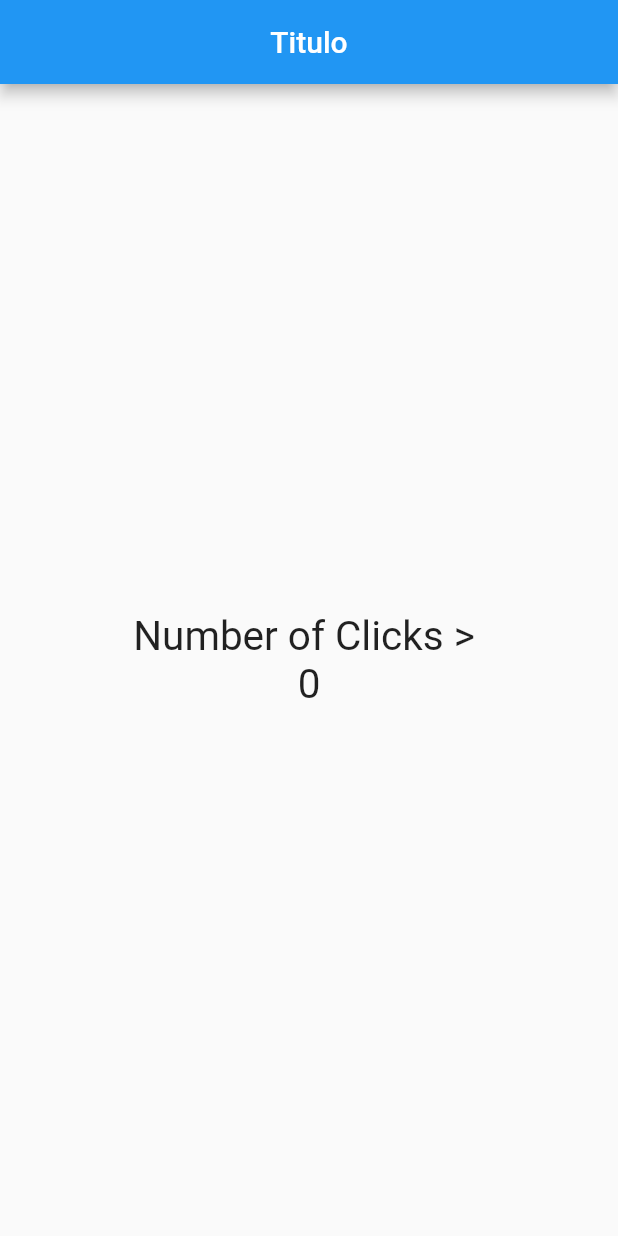
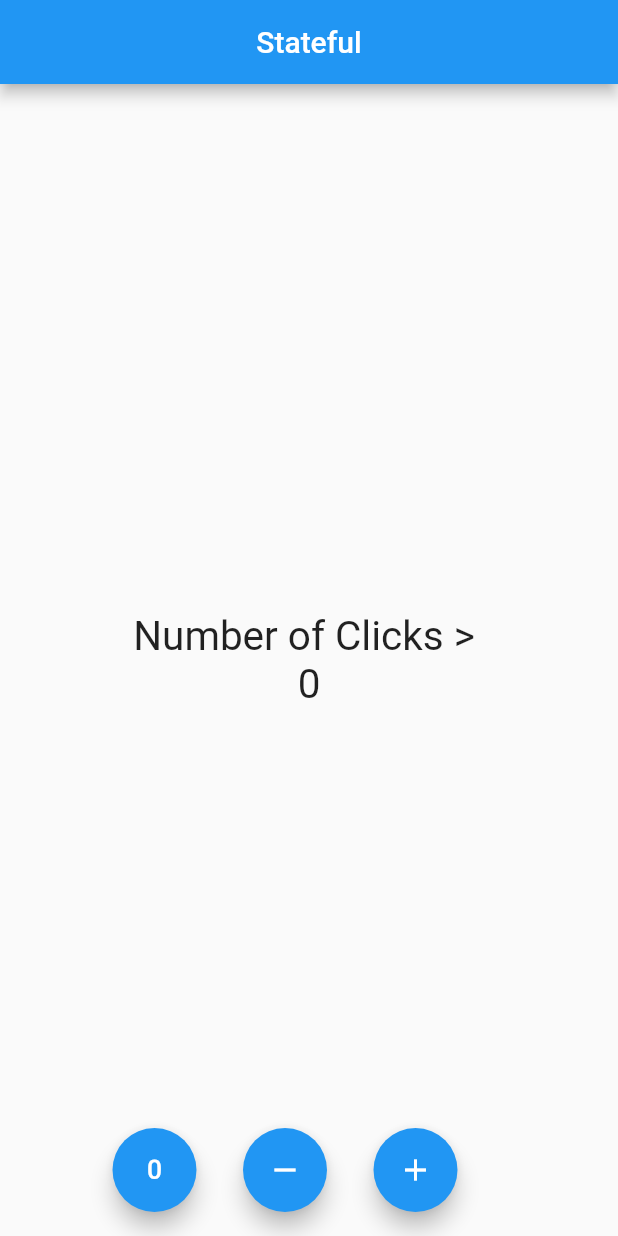
Before and after one commit to danielalfaro54/Flutter_App1, a Flutter app: the screen it shows after launch, on a phone screen of 412 x 824 dp. Run offline on Flutter 3.47's test engine with Material 2 defaults, Android fonts, the phone set to English and light mode, and no system bars.

Commit message:
25/02/2021

```diff
--- a/lib/src/app.dart
+++ b/lib/src/app.dart
@@ -1,5 +1,6 @@
 import 'package:flutter/material.dart';
-import 'package:flutter1/src/pages/home_page.dart';
+import 'package:flutter1/src/pages/counter_page.dart';
+//import 'package:flutter1/src/pages/home_page.dart';
 
 class MyApp extends StatelessWidget {
   // This widget is the root of your application.
@@ -7,8 +8,10 @@ class MyApp extends StatelessWidget {
   @override
   Widget build(BuildContext context) {
     return MaterialApp(
+      debugShowCheckedModeBanner: false,
       home: Center(
-        child: HomePage(),
+        //child: HomePage(),
+        child: CounterPage(),
       ),
     );
 
--- /dev/null
+++ b/lib/src/pages/counter_page.dart
@@ -0,0 +1,58 @@
+import 'package:flutter/material.dart';
+
+class CounterPage extends StatefulWidget {
+  @override
+  createState() {
+    return _CounterPageState();
+  }
+}
+
+class _CounterPageState extends State<CounterPage> {
+  final _estiloText = new TextStyle(fontSize: 27);
+
+  int _conteo = 0;
+
+  @override
+  Widget build(BuildContext context) {
+    return Scaffold(
+        appBar: AppBar(
+          title: Text('Stateful'),
+          centerTitle: true,
+        ),
+        body: Center(
+            child: Column(
+          mainAxisAlignment: MainAxisAlignment.center,
+          children: [
+            Text('Number of Clicks > ', style: _estiloText),
+            Text('$_conteo', style: _estiloText),
+          ],
+        )),
+        floatingActionButton: _crearBotones());
+  }
+
+  Widget _crearBotones() {
+    return Row(
+      mainAxisAlignment: MainAxisAlignment.center,
+      children: <Widget>[
+        FloatingActionButton(
+            child: Icon(Icons.exposure_zero), onPressed: _reset),
+        SizedBox(width: 31),
+        FloatingActionButton(child: Icon(Icons.remove), onPressed: _remove),
+        SizedBox(width: 31),
+        FloatingActionButton(child: Icon(Icons.add), onPressed: _add),
+      ],
+    );
+  }
+
+  void _add() {
+    setState(() => _conteo++);
+  }
+
+  void _remove() {
+    setState(() => _conteo--);
+  }
+
+  void _reset() {
+    setState(() => _conteo = 0);
+  }
+}
--- a/lib/src/pages/home_page.dart
+++ b/lib/src/pages/home_page.dart
@@ -1,9 +1,9 @@
-import 'dart:html';
-
 import 'package:flutter/material.dart';
 
 class HomePage extends StatelessWidget {
   final estiloText = new TextStyle(fontSize: 27);
+
+  final conteo = 0;
 
   @override
   Widget build(BuildContext context) {
@@ -17,9 +17,14 @@ class HomePage extends StatelessWidget {
         mainAxisAlignment: MainAxisAlignment.center,
         children: [
           Text('Number of Clicks > ', style: estiloText),
-          Text('0', style: estiloText),
+          Text('$conteo', style: estiloText),
         ],
       )),
+      floatingActionButtonLocation: FloatingActionButtonLocation.centerFloat,
+      floatingActionButton: FloatingActionButton(
+        child: Icon(Icons.add),
+        onPressed: () {},
+      ),
     );
   }
 }
```
